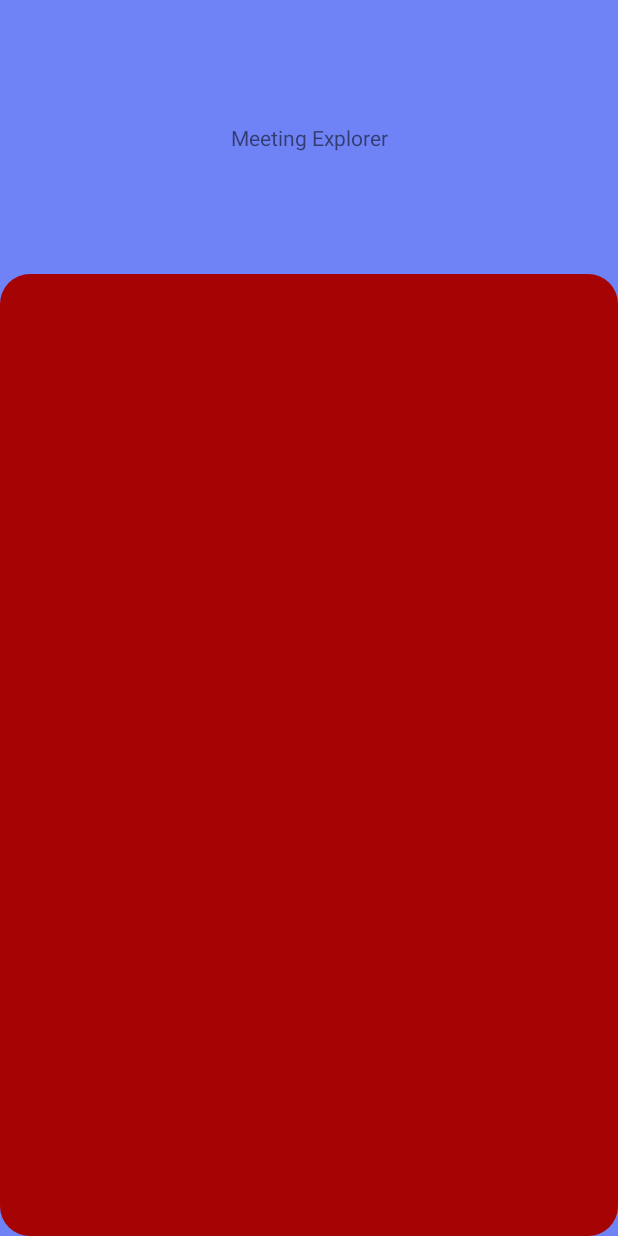
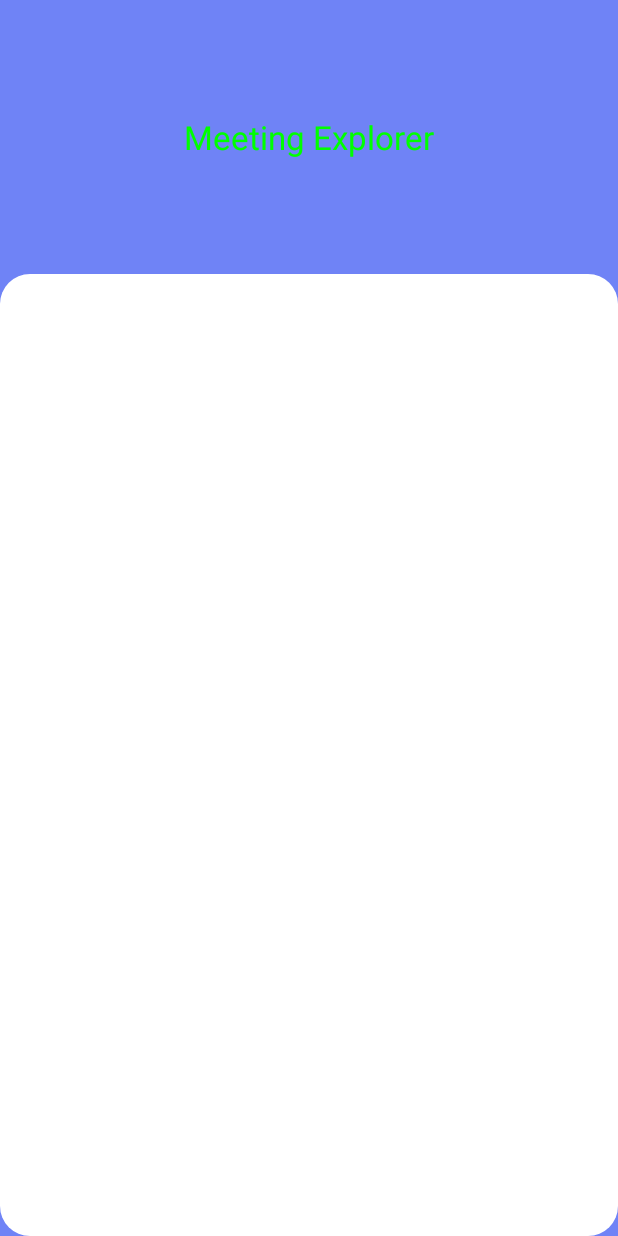
Before and after one commit to tipeXwins/tipexlunch, an Android app: the layout fragment_explorer.xml on its own in the app's theme, with its tools: preview values and no code run, on a phone screen of 412 x 824 dp. Run offline under Robolectric (Android 15) with nearby library versions, the phone set to English and light mode, and no system bars.

Commit message:
Fuente letratron

```diff
--- a/app/src/main/res/layout/fragment_explorer.xml
+++ b/app/src/main/res/layout/fragment_explorer.xml
@@ -16,6 +16,7 @@
             android:layout_width="wrap_content"
             android:layout_height="wrap_content"
             android:text="Meeting Explorer"
+            android:textAppearance="@style/Letratron"
             app:layout_constraintBottom_toTopOf="@+id/linearLayout3"
             app:layout_constraintEnd_toEndOf="parent"
             app:layout_constraintStart_toStartOf="parent"
@@ -26,7 +27,7 @@
             android:layout_width="412dp"
             android:layout_height="641dp"
             android:background="@drawable/roundedsquare"
-            android:backgroundTint="#A60404"
+            android:backgroundTint="#FFFFFF"
             android:orientation="vertical"
             app:layout_constraintBottom_toBottomOf="parent"
             app:layout_constraintEnd_toEndOf="parent"
--- /dev/null
+++ b/app/src/main/res/values-night/Letratron.xml
@@ -0,0 +1,5 @@
+<?xml version="1.0" encoding="utf-8"?>
+<resources>
+
+    <style name="Letratron">Letratron</style>
+</resources>
--- /dev/null
+++ b/app/src/main/res/values/Letratron.xml
@@ -0,0 +1,11 @@
+<?xml version="1.0" encoding="utf-8"?>
+<resources>
+
+
+
+    <style name="Letratron">Letratron
+        <item name="android:textSize">22dp</item>
+        <item name="android:textColor">#00FF00</item>
+
+    </style>
+</resources>
```
